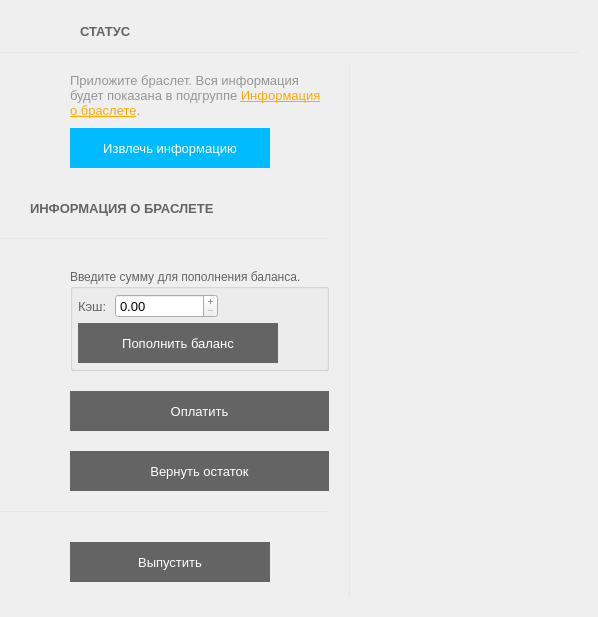
Above: Client/forms/StatusForm.ui from Baxulio/Attraction before the change. Below: the same form after it.
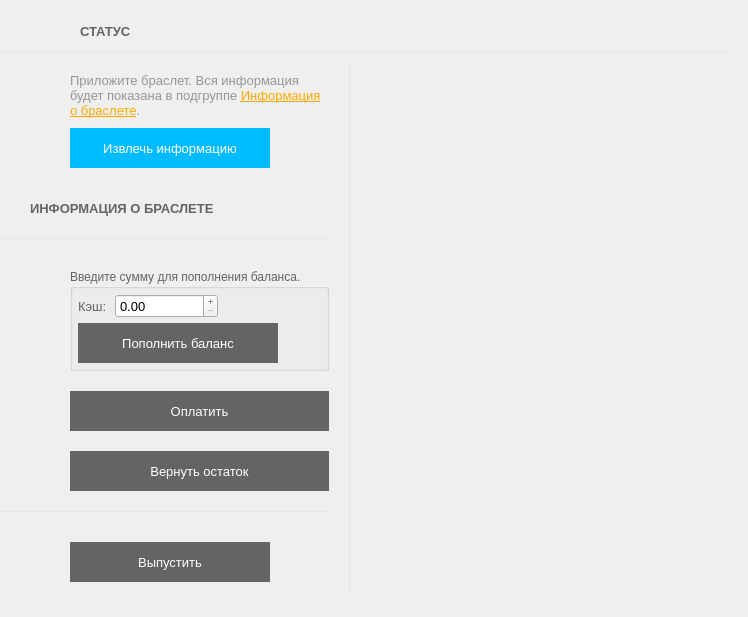
That is the form after the change. Icons and pictures are not drawn.

```diff
--- a/Client/forms/StatusForm.ui
+++ b/Client/forms/StatusForm.ui
@@ -6,8 +6,8 @@
    <rect>
     <x>0</x>
     <y>0</y>
-    <width>598</width>
-    <height>587</height>
+    <width>748</width>
+    <height>612</height>
    </rect>
   </property>
   <property name="windowTitle">
```
